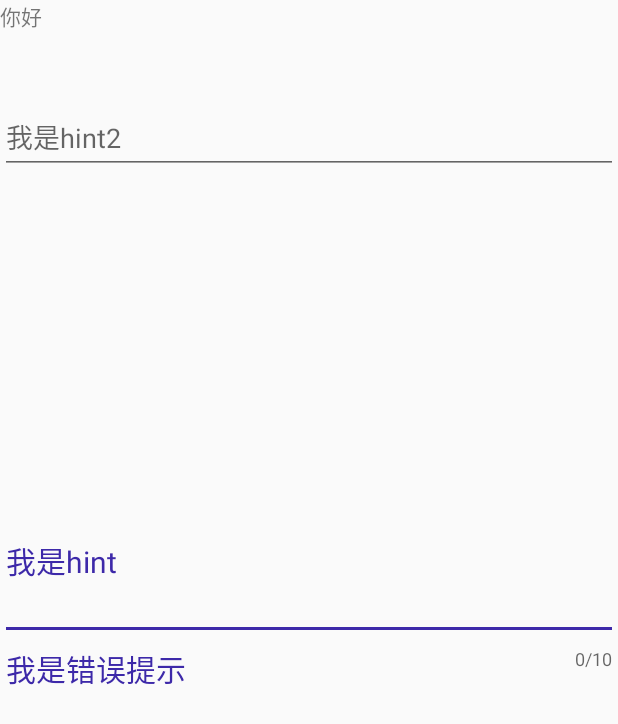
After one commit to liuchuanzheng/SkillCollection, an Android app: the RealTestActivity screen opened directly, with no data from a screen before it, on a phone screen of 412 x 824 dp. The commit adds this screen. Shown: the top 724 px of the screen. Run offline under Robolectric (Android 15) with nearby library versions, the phone set to English and light mode, and no system bars; our stand-ins replace ButterKnife.

Commit message:
TextInputLayout

```diff
--- a/app/src/main/AndroidManifest.xml
+++ b/app/src/main/AndroidManifest.xml
@@ -38,6 +38,8 @@
         <activity android:name=".ui.activitys.notifycation_8.Notifycation_Instruction_Activity"/>
         <activity android:name=".ui.activitys.notifycation_8.Notifycation_real1_Activity"/>
         <activity android:name=".ui.activitys.coordinatorlayout_6.CoordinatorActivity_2_2_ViewPager" />
+        <activity android:name=".ui.activitys.textInputlayout.TextinputLayoutTestActivity" />
+        <activity android:name=".ui.activitys.textInputlayout.RealTestActivity" />
 
     </application>
 
--- /dev/null
+++ b/app/src/main/java/com/liuchuanzheng/skillcollection/ui/activitys/textInputlayout/RealTestActivity.java
@@ -0,0 +1,54 @@
+package com.liuchuanzheng.skillcollection.ui.activitys.textInputlayout;
+
+import android.app.Activity;
+import android.content.Intent;
+import android.os.Bundle;
+import android.support.annotation.Nullable;
+import android.support.design.widget.TextInputLayout;
+import android.widget.EditText;
+
+import com.liuchuanzheng.skillcollection.R;
+import com.liuchuanzheng.skillcollection.base.LCZBaseActivity;
+
+import butterknife.BindView;
+import butterknife.ButterKnife;
+
+/**
+ * Created by 刘传政 on 2017/7/4 0004.
+ * QQ:1052374416
+ * 电话:18501231486
+ * 作用:
+ * 注意事项:
+ */
+
+public class RealTestActivity extends LCZBaseActivity {
+
+    @BindView(R.id.et)
+    EditText et;
+    @BindView(R.id.til)
+    TextInputLayout til;
+
+    @Override
+    protected void onCreate(@Nullable Bundle savedInstanceState) {
+        super.onCreate(savedInstanceState);
+        setContentView(R.layout.activity_real_textinput);
+        ButterKnife.bind(this);
+        realTest();
+    }
+
+    private void realTest() {
+        til.setError("我是错误提示");
+    }
+
+    /**
+     * 入口
+     *
+     * @param activity
+     */
+    public static void startAction(Activity activity) {
+        Intent intent = new Intent(activity, RealTestActivity.class);
+        activity.startActivity(intent);
+        activity.overridePendingTransition(R.anim.fade_in,
+                R.anim.fade_out);
+    }
+}
--- /dev/null
+++ b/app/src/main/res/layout/activity_real_textinput.xml
@@ -0,0 +1,40 @@
+<?xml version="1.0" encoding="utf-8"?>
+<RelativeLayout xmlns:android="http://schemas.android.com/apk/res/android"
+    android:layout_width="match_parent"
+    android:layout_height="match_parent"
+    xmlns:app="http://schemas.android.com/apk/res-auto">
+    <TextView
+        android:layout_width="match_parent"
+        android:layout_height="wrap_content"
+        android:text="你好"/>
+    <android.support.design.widget.TextInputLayout
+        android:layout_centerVertical="true"
+        android:id="@+id/til"
+        app:hintAnimationEnabled="true"
+        app:hintEnabled="true"
+        app:hintTextAppearance="@style/MyStyle"
+        app:counterEnabled="true"
+        app:counterMaxLength="10"
+        app:counterOverflowTextAppearance="@style/MyStyle2"
+        app:errorEnabled="true"
+        app:errorTextAppearance="@style/MyStyle3"
+        android:layout_width="match_parent"
+        android:layout_height="wrap_content">
+      <EditText
+          android:singleLine="true"
+          android:id="@+id/et"
+          android:hint="我是hint"
+          android:layout_width="match_parent"
+          android:layout_height="wrap_content" />
+    </android.support.design.widget.TextInputLayout>
+    <android.support.design.widget.TextInputLayout
+        android:layout_marginTop="60dp"
+        android:layout_width="match_parent"
+        android:layout_height="wrap_content">
+        <EditText
+            android:hint="我是hint2"
+            android:layout_width="match_parent"
+            android:layout_height="wrap_content" />
+    </android.support.design.widget.TextInputLayout>
+
+</RelativeLayout>
--- a/app/src/main/res/values/styles.xml
+++ b/app/src/main/res/values/styles.xml
@@ -8,4 +8,19 @@
         <item name="colorAccent">@color/colorAccent</item>
     </style>
 
+    <style name="MyStyle">
+        <item name="android:textSize">20sp</item>
+        <item name="android:textColor">#d12b2b</item>
+    </style>
+<!--这是当文字长度超过之后的显示样式-->
+    <style name="MyStyle2">
+        <item name="android:textSize">20sp</item>
+        <item name="android:textColor">#a11c1c</item>
+    </style>
+    <!--这是错误提示的样式-->
+    <style name="MyStyle3">
+        <item name="android:textSize">20sp</item>
+        <item name="android:textColor">#3d29a9</item>
+    </style>
+
 </resources>
```
Also changed, not shown: app/src/main/java/com/liuchuanzheng/skillcollection/ui/activitys/MainActivity.java (+5 -2 lines), app/src/main/java/com/liuchuanzheng/skillcollection/ui/activitys/textInputlayout/TextinputLayoutTestActivity.java (added, +65 -0 lines), app/src/main/res/layout/activity_textinput.xml (added, +20 -0 lines).
